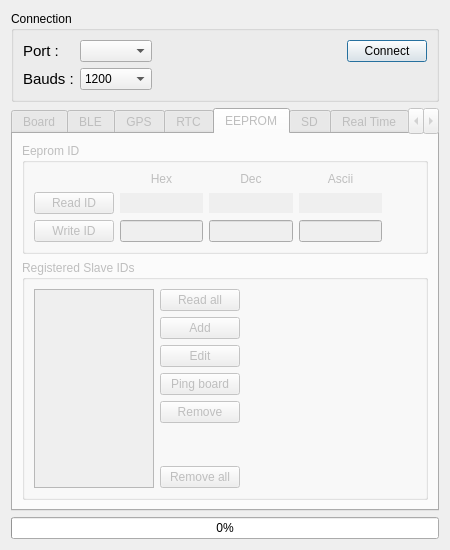
Above: Software/Elibatt-Qt/uidialog.ui from dpradovillar/Eli-Batt before the change. Below: the same form after it.
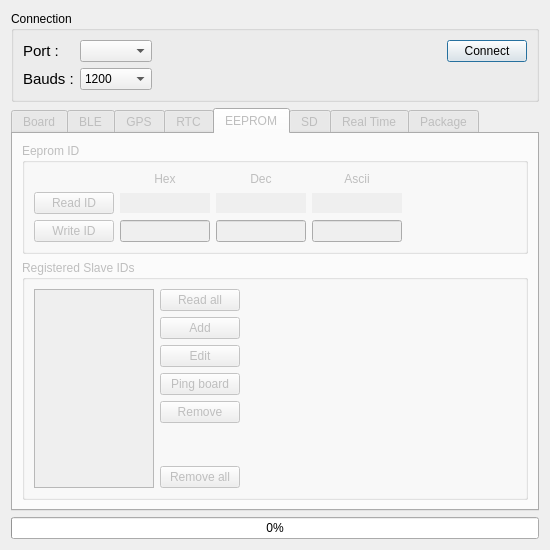
That is the form after the change. The open tabs and pages were chosen to show the change. Icons and pictures are not drawn.

```diff
--- a/Software/Elibatt-Qt/uidialog.ui
+++ b/Software/Elibatt-Qt/uidialog.ui
@@ -6,20 +6,20 @@
    <rect>
     <x>0</x>
     <y>0</y>
-    <width>450</width>
+    <width>550</width>
     <height>550</height>
    </rect>
   </property>
   <property name="minimumSize">
    <size>
-    <width>450</width>
+    <width>550</width>
     <height>550</height>
    </size>
   </property>
   <property name="maximumSize">
    <size>
-    <width>450</width>
-    <height>550</height>
+    <width>550</width>
+    <height>618</height>
    </size>
   </property>
   <property name="windowTitle">
@@ -1041,6 +1041,9 @@
        </item>
        <item>
         <widget class="QGroupBox" name="register_slave_groupbox">
+         <property name="enabled">
+          <bool>false</bool>
+         </property>
          <property name="title">
           <string>Registered Slave IDs</string>
          </property>
```
Left out of the diff: 2 changed lines with no effect on the pictures.
